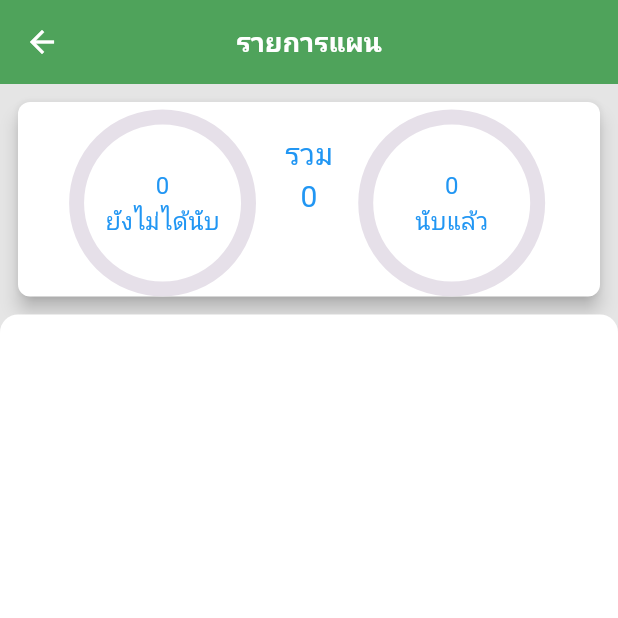
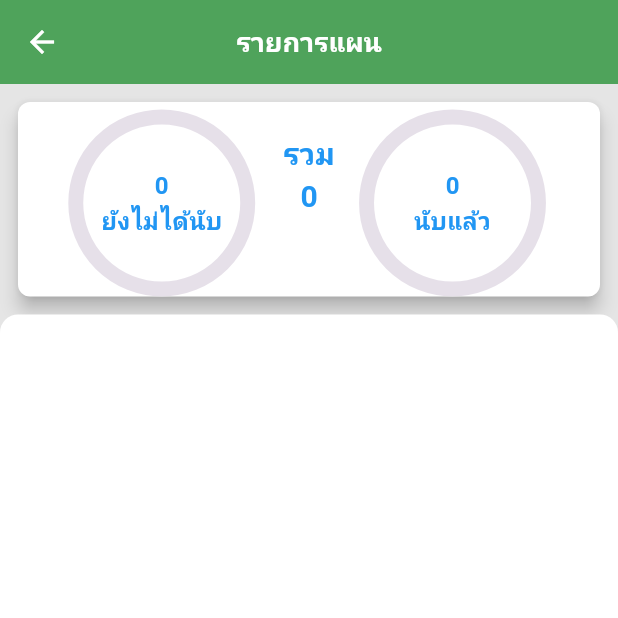
Before and after one commit to PattrawutKhammaAot/CountAssets, a Flutter app: the screen it shows after launch, after a tap on the "language" icon, after a tap on "ตรวจนับ", on a phone screen of 412 x 824 dp, the top half of it. Run offline on Flutter 3.47's test engine with Material 3 defaults, Android fonts, the phone set to English and light mode, and no system bars; drawn by our look-alikes of syncfusion_flutter_gauges; our stand-ins replace anim_search_bar, bot_toast, dropdown_button2, easy_localization, file_picker, fl_chart and 9 more; missing offline and left inert: barcode_scan2, excel, syncfusion_flutter_xlsio; accounts and stored records are empty; generated files the repository leaves out were written again; Roboto replaces fonts that are missing (Times).

```diff
--- a/lib/component/custom_range_pointer.dart
+++ b/lib/component/custom_range_pointer.dart
@@ -65,7 +65,7 @@ class CustomRangePoint extends StatelessWidget {
                                     fontFamily: 'Times',
                                     fontSize: 16,
                                     color: colorText,
-                                    fontWeight: FontWeight.w400,
+                                    fontWeight: FontWeight.bold,
                                     overflow: TextOverflow.clip,
                                   ),
                                 ),
@@ -88,6 +88,7 @@ class CustomRangePoint extends StatelessWidget {
                                 child: Label(
                                   "${text}",
                                   color: colorText ?? Colors.black,
+                                  fontWeight: FontWeight.bold,
                                 ),
                               )
                             : SizedBox.shrink(),
--- a/lib/page/transaction/listplan_page.dart
+++ b/lib/page/transaction/listplan_page.dart
@@ -99,11 +99,13 @@ class _ListPlanPageState extends State<ListPlanPage> {
                                 appLocalization.localizations.listplan_total,
                                 color: AppColors.contentColorBlue,
                                 fontSize: 20,
+                                fontWeight: FontWeight.bold,
                               ),
                               Label(
                                 "${itemSum.allitem}",
                                 color: AppColors.contentColorBlue,
                                 fontSize: 20,
+                                fontWeight: FontWeight.bold,
                               ),
                             ],
                           ),
--- a/pubspec.yaml
+++ b/pubspec.yaml
@@ -100,6 +100,7 @@ flutter:
     - assets/images/report.png
     - assets/images/settings.png
     - assets/lotties/
+    - assets/images/
   #   - images/a_dot_ham.jpeg
 
   # An image asset can refer to one or more resolution-specific "variants", see
```
Also changed, not shown: assets/lotties/export.json (added, +1 -0 lines), lib/page/report/report_page.dart (+13 -11 lines), assets/images/logoAMS.png (added), assets/images/logoAMSExpress.png (added).
